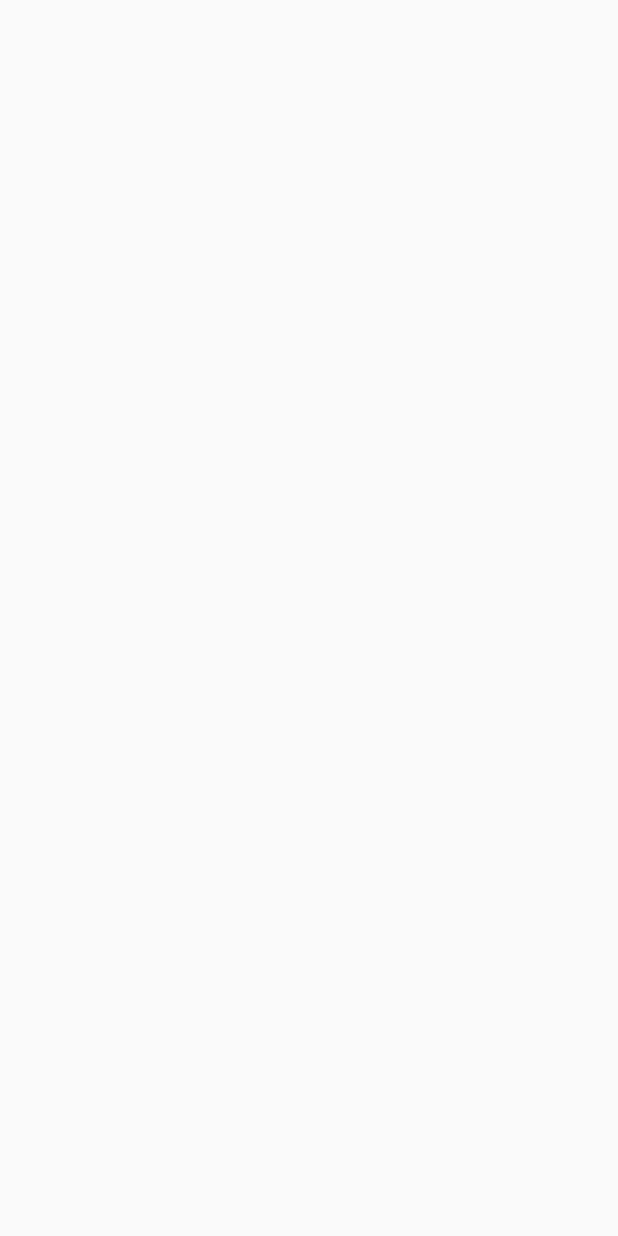
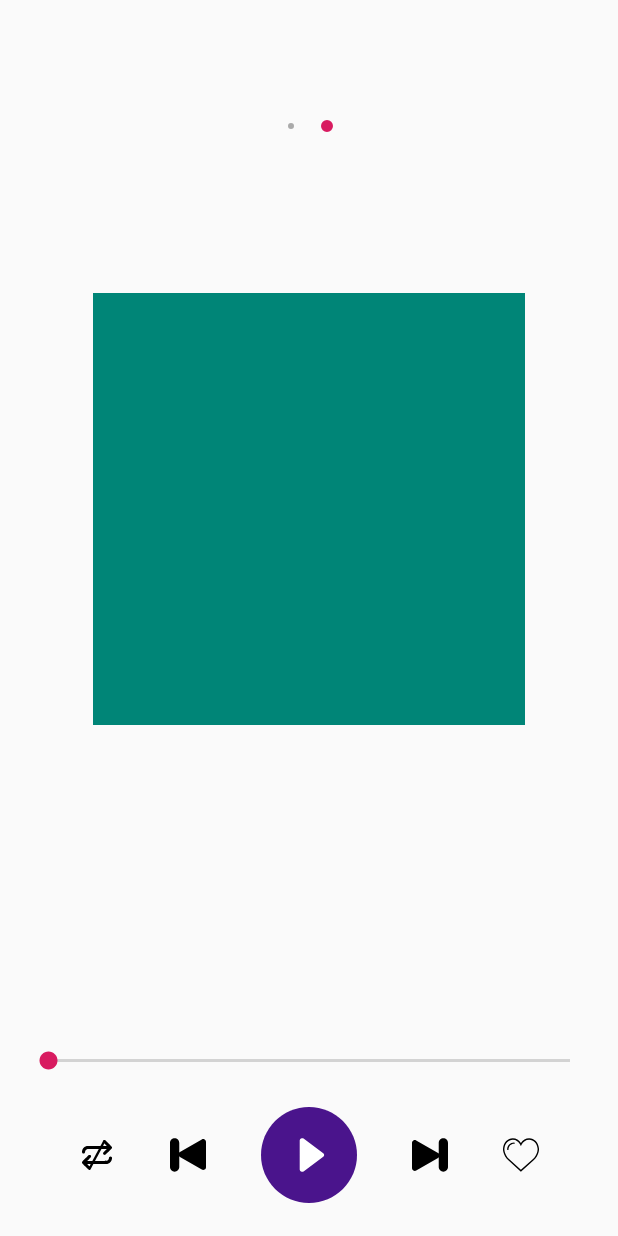
Before and after one commit to taidev198/Music_Match_01, an Android app: the screen it shows after launch (MainActivity before the commit, PlayingActivity after it), on a phone screen of 412 x 824 dp. Before the commit the screen is empty. Run offline under Robolectric (Android 15) with nearby library versions, the phone set to English and light mode, and no system bars.

Commit message:
Task_9063 finish set image track on ImageView

```diff
--- a/app/src/main/java/com/sunasterisk/musixmatch/data/source/local/AlbumLocalDataSource.java
+++ b/app/src/main/java/com/sunasterisk/musixmatch/data/source/local/AlbumLocalDataSource.java
@@ -13,9 +13,17 @@ import java.util.ArrayList;
 import java.util.List;
 
 public class AlbumLocalDataSource implements AlbumDataSource.Local {
+    private static AlbumLocalDataSource sInstance;
     private Context mContext;
 
-    public AlbumLocalDataSource(Context context) {
+    public static AlbumLocalDataSource getInstance(Context context) {
+        if (sInstance == null) {
+            sInstance = new AlbumLocalDataSource(context);
+        }
+        return sInstance;
+    }
+
+    private AlbumLocalDataSource(Context context) {
         mContext = context;
     }
 
--- a/app/src/main/java/com/sunasterisk/musixmatch/ui/playing/PlayingActivity.java
+++ b/app/src/main/java/com/sunasterisk/musixmatch/ui/playing/PlayingActivity.java
@@ -7,10 +7,16 @@ import android.widget.SeekBar;
 import android.widget.TextView;
 
 import com.sunasterisk.musixmatch.R;
+import com.sunasterisk.musixmatch.data.model.Album;
+import com.sunasterisk.musixmatch.data.model.Track;
 import com.sunasterisk.musixmatch.ui.base.BaseActivity;
+import com.sunasterisk.musixmatch.ui.playing.thumbnail.ThumbnailFragment;
+import com.sunasterisk.musixmatch.ui.playing.tracks.TracksFragment;
 import com.sunasterisk.musixmatch.utils.widget.RepeatButtonView;
 
-public class PlayingActivity extends BaseActivity {
+import java.util.List;
+
+public class PlayingActivity extends BaseActivity implements TracksFragment.OnTrackClickListener, ThumbnailFragment.OnGetAlbums {
     private TextView mTextTrackName;
     private TextView mTextArtistName;
     private TextView mTextCurrentTime;
@@ -23,6 +29,8 @@ public class PlayingActivity extends BaseActivity {
     private ImageButton mButtonFavorite;
     private ViewPager mViewPager;
     private TabLayout mTabDots;
+    private PlayingViewPagerAdapter mPagerAdapter;
+    private List<Album> mAlbums;
 
     @Override
     protected int getLayoutResource() {
@@ -43,9 +51,27 @@ public class PlayingActivity extends BaseActivity {
         mButtonFavorite = findViewById(R.id.button_favorite);
         mViewPager = findViewById(R.id.view_pager);
         mTabDots = findViewById(R.id.tab_dots);
+        mPagerAdapter = new PlayingViewPagerAdapter(getSupportFragmentManager());
+        mViewPager.setAdapter(mPagerAdapter);
+        mViewPager.setCurrentItem(PlayingViewPagerAdapter.THUMB_NAIL);
+        mTabDots.setupWithViewPager(mViewPager);
     }
 
     @Override
     protected void initData() {
     }
+
+    @Override
+    public void onPlayed(Track track) {
+        for (Album album : mAlbums) {
+            if (track.getAlbumId() == album.getAlbumId()) {
+                ThumbnailFragment.getInstance().setImageTrack(album.getAlbumArt());
+            }
+        }
+    }
+
+    @Override
+    public void onGetAlbumsSuccess(List<Album> albums) {
+        mAlbums = albums;
+    }
 }
--- /dev/null
+++ b/app/src/main/java/com/sunasterisk/musixmatch/ui/playing/PlayingViewPagerAdapter.java
@@ -0,0 +1,35 @@
+package com.sunasterisk.musixmatch.ui.playing;
+
+import android.support.v4.app.Fragment;
+import android.support.v4.app.FragmentManager;
+import android.support.v4.app.FragmentStatePagerAdapter;
+
+import com.sunasterisk.musixmatch.ui.playing.thumbnail.ThumbnailFragment;
+import com.sunasterisk.musixmatch.ui.playing.tracks.TracksFragment;
+
+public class PlayingViewPagerAdapter extends FragmentStatePagerAdapter {
+    public static final int TRACKS = 0;
+    public static final int THUMB_NAIL = 1;
+    private static final int[] TABS = {TRACKS, THUMB_NAIL};
+
+    public PlayingViewPagerAdapter(FragmentManager fm) {
+        super(fm);
+
+    }
+
+    @Override
+    public Fragment getItem(int i) {
+        switch (i) {
+            case TRACKS:
+                return new TracksFragment();
+            case THUMB_NAIL:
+                return ThumbnailFragment.getInstance();
+        }
+        return null;
+    }
+
+    @Override
+    public int getCount() {
+        return TABS.length;
+    }
+}
--- /dev/null
+++ b/app/src/main/java/com/sunasterisk/musixmatch/ui/playing/thumbnail/ThumbnailContract.java
@@ -0,0 +1,15 @@
+package com.sunasterisk.musixmatch.ui.playing.thumbnail;
+
+import com.sunasterisk.musixmatch.data.model.Album;
+
+import java.util.List;
+
+public interface ThumbnailContract {
+    interface Presenter {
+        List<Album> getAlbums();
+    }
+
+    interface View {
+        void showError(Exception e);
+    }
+}
--- /dev/null
+++ b/app/src/main/java/com/sunasterisk/musixmatch/ui/playing/thumbnail/ThumbnailFragment.java
@@ -0,0 +1,74 @@
+package com.sunasterisk.musixmatch.ui.playing.thumbnail;
+
+import android.content.Context;
+import android.graphics.drawable.Drawable;
+import android.view.View;
+import android.widget.ImageView;
+import android.widget.Toast;
+
+import com.sunasterisk.musixmatch.R;
+import com.sunasterisk.musixmatch.data.model.Album;
+import com.sunasterisk.musixmatch.data.repository.AlbumRepository;
+import com.sunasterisk.musixmatch.data.source.local.AlbumLocalDataSource;
+import com.sunasterisk.musixmatch.ui.base.BaseFragment;
+
+import java.util.List;
+
+public class ThumbnailFragment extends BaseFragment implements ThumbnailContract.View {
+    private static ThumbnailFragment sInstance;
+    private ImageView mImageTrack;
+    private ThumbnailContract.Presenter mPresenter;
+    private OnGetAlbums mCallback;
+
+    public static ThumbnailFragment getInstance() {
+        if (sInstance == null) {
+            sInstance = new ThumbnailFragment();
+        }
+        return sInstance;
+    }
+
+    @Override
+    public void onAttach(Context context) {
+        super.onAttach(context);
+        try {
+            mCallback = (OnGetAlbums) context;
+        } catch (ClassCastException e) {
+            throw new ClassCastException(context.toString() + " must implement OnGetAlbums");
+        }
+    }
+
+    @Override
+    protected int getLayoutResource() {
+        return R.layout.fragment_thumbnail;
+    }
+
+    @Override
+    protected void initComponents(View view) {
+        mImageTrack = view.findViewById(R.id.image_track);
+        mPresenter = new ThumbnailPresenter(AlbumRepository.getInstance(AlbumLocalDataSource.getInstance(getActivity())), this);
+    }
+
+    @Override
+    protected void initData() {
+        mCallback.onGetAlbumsSuccess(mPresenter.getAlbums());
+    }
+
+    public void setImageTrack(String albumArt) {
+        mImageTrack.setImageDrawable(Drawable.createFromPath(albumArt));
+    }
+
+    @Override
+    public void showError(Exception e) {
+        Toast.makeText(getActivity(), e.getMessage(), Toast.LENGTH_LONG).show();
+    }
+
+    @Override
+    public void onDestroy() {
+        super.onDestroy();
+        mCallback = null;
+    }
+
+    public interface OnGetAlbums {
+        void onGetAlbumsSuccess(List<Album> albums);
+    }
+}
--- /dev/null
+++ b/app/src/main/java/com/sunasterisk/musixmatch/ui/playing/thumbnail/ThumbnailPresenter.java
@@ -0,0 +1,34 @@
+package com.sunasterisk.musixmatch.ui.playing.thumbnail;
+
+import com.sunasterisk.musixmatch.data.model.Album;
+import com.sunasterisk.musixmatch.data.repository.AlbumRepository;
+import com.sunasterisk.musixmatch.data.source.Callback;
+
+import java.util.List;
+
+public class ThumbnailPresenter implements ThumbnailContract.Presenter {
+    private AlbumRepository mRepository;
+    private ThumbnailContract.View mView;
+    private List<Album> mAlbums;
+
+    public ThumbnailPresenter(AlbumRepository repository, ThumbnailContract.View view) {
+        mRepository = repository;
+        mView = view;
+    }
+
+    @Override
+    public List<Album> getAlbums() {
+        mRepository.getAlbums(new Callback<List<Album>>() {
+            @Override
+            public void getDataSuccess(List<Album> albums) {
+                mAlbums = albums;
+            }
+
+            @Override
+            public void getDataFailure(Exception e) {
+                mView.showError(e);
+            }
+        });
+        return mAlbums;
+    }
+}
--- a/app/src/main/java/com/sunasterisk/musixmatch/ui/playing/tracks/TracksFragment.java
+++ b/app/src/main/java/com/sunasterisk/musixmatch/ui/playing/tracks/TracksFragment.java
@@ -1,5 +1,6 @@
 package com.sunasterisk.musixmatch.ui.playing.tracks;
 
+import android.content.Context;
 import android.support.v7.widget.RecyclerView;
 import android.view.View;
 import android.widget.Toast;
@@ -16,6 +17,17 @@ public class TracksFragment extends BaseFragment implements TracksContract.View,
     private RecyclerView mRecyclerView;
     private TracksContract.Presenter mPresenter;
     private TracksAdapter mAdapter;
+    private OnTrackClickListener mCallback;
+
+    @Override
+    public void onAttach(Context context) {
+        super.onAttach(context);
+        try {
+            mCallback = (OnTrackClickListener) context;
+        } catch (ClassCastException e) {
+            throw new ClassCastException(context.toString() + " must implement OnTrackClickListener");
+        }
+    }
 
     @Override
     public int getLayoutResource() {
@@ -46,5 +58,16 @@ public class TracksFragment extends BaseFragment implements TracksContract.View,
 
     @Override
     public void onTrackClick(Track track) {
+        mCallback.onPlayed(track);
+    }
+
+    @Override
+    public void onDestroy() {
+        super.onDestroy();
+        mCallback = null;
+    }
+
+    public interface OnTrackClickListener {
+        void onPlayed(Track track);
     }
 }
--- a/app/src/main/java/com/sunasterisk/musixmatch/ui/splash/SplashActivity.java
+++ b/app/src/main/java/com/sunasterisk/musixmatch/ui/splash/SplashActivity.java
@@ -9,6 +9,7 @@ import android.support.v7.app.AppCompatActivity;
 
 import com.sunasterisk.musixmatch.R;
 import com.sunasterisk.musixmatch.ui.main.MainActivity;
+import com.sunasterisk.musixmatch.ui.playing.PlayingActivity;
 
 import static android.Manifest.permission.READ_EXTERNAL_STORAGE;
 
@@ -33,7 +34,7 @@ public class SplashActivity extends AppCompatActivity {
         //start to main
         Handler handler = new Handler();
         handler.postDelayed(() -> {
-            Intent intent = new Intent(getApplicationContext(), MainActivity.class);
+            Intent intent = new Intent(getApplicationContext(), PlayingActivity.class);
             startActivity(intent);
         }, TIME_DELAY);
     }
--- /dev/null
+++ b/app/src/main/res/layout/fragment_thumbnail.xml
@@ -0,0 +1,37 @@
+<?xml version="1.0" encoding="utf-8"?>
+<android.support.constraint.ConstraintLayout xmlns:android="http://schemas.android.com/apk/res/android"
+    xmlns:app="http://schemas.android.com/apk/res-auto"
+    android:layout_width="match_parent"
+    android:layout_height="match_parent">
+
+    <android.support.constraint.Guideline
+        android:id="@+id/guideline"
+        android:layout_width="wrap_content"
+        android:layout_height="wrap_content"
+        android:orientation="vertical"
+        app:layout_constraintGuide_percent="0.15" />
+
+    <android.support.constraint.Guideline
+        android:id="@+id/guideline2"
+        android:layout_width="wrap_content"
+        android:layout_height="wrap_content"
+        android:orientation="vertical"
+        app:layout_constraintGuide_percent="0.85" />
+
+    <android.support.constraint.Guideline
+        android:id="@+id/guideline4"
+        android:layout_width="wrap_content"
+        android:layout_height="wrap_content"
+        android:orientation="horizontal"
+        app:layout_constraintGuide_percent="0.15" />
+
+    <ImageView
+        android:id="@+id/image_track"
+        android:layout_width="0dp"
+        android:layout_height="0dp"
+        app:layout_constraintDimensionRatio="1:1"
+        app:layout_constraintEnd_toStartOf="@+id/guideline2"
+        app:layout_constraintStart_toStartOf="@+id/guideline"
+        app:layout_constraintTop_toTopOf="@+id/guideline4"
+        app:srcCompat="@color/colorPrimary" />
+</android.support.constraint.ConstraintLayout>
```
